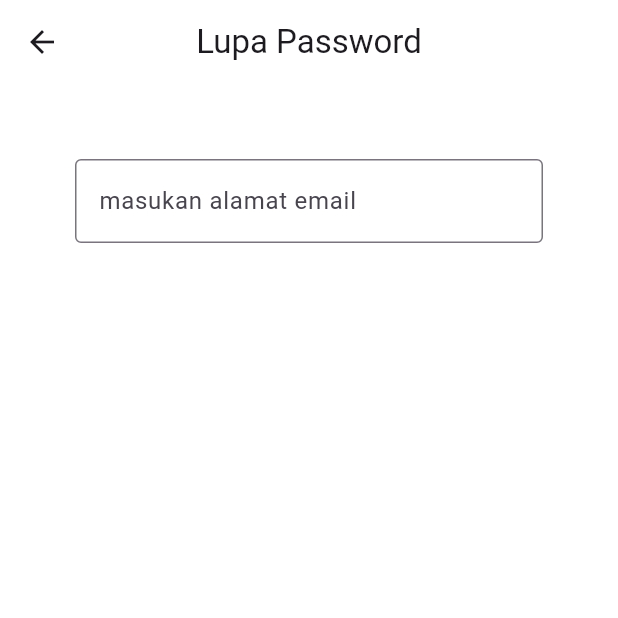
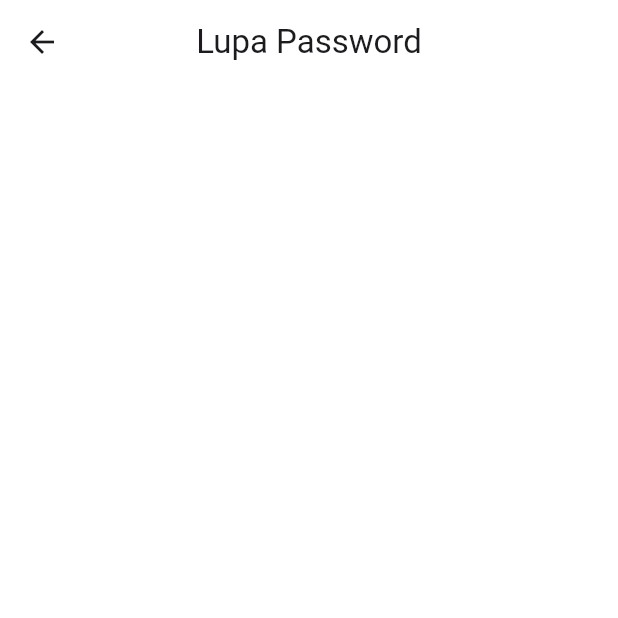
Before and after one commit to MuqtasidRoziq/dietapps-mobile, a Flutter app: the ForgotPassword screen opened by its route, on a phone screen of 412 x 824 dp, the top half of it. Run offline on Flutter 3.47's test engine with Material 3 defaults, Android fonts, the phone set to English and light mode, and no system bars; our stand-ins replace fl_chart.

Commit message:
change folder

```diff
--- a/lib/main.dart
+++ b/lib/main.dart
@@ -1,8 +1,8 @@
 import 'package:diet_apps/pages/all_article.dart';
-import 'package:diet_apps/pages/auth/forgot_password.dart';
+import 'package:diet_apps/pages/auth/forgot/input_email.dart';
 import 'package:diet_apps/pages/auth/login_page.dart';
 import 'package:diet_apps/pages/auth/register_page.dart';
-import 'package:diet_apps/pages/cekpostur.dart';
+import 'package:diet_apps/pages/scan/inputbmi.dart';
 import 'package:diet_apps/pages/chatbot.dart';
 import 'package:diet_apps/pages/details-article.dart';
 import 'package:diet_apps/pages/editprofile.dart';
@@ -33,7 +33,6 @@ class DietApps extends StatelessWidget {
         '/login' : (context) => LoginPage(),
         '/forgot-password' : (context) => ForgotPassword(),
         '/homepage' : (context) => Homepage(),
-        '/cek-postur' : (context) => CekPostur(),
         '/chatbot' : (context) => ChatBot(),
         '/artikel' : (context) => AllArticle(),
         '/riwayat' : (context) => History(),
--- /dev/null
+++ b/lib/pages/auth/forgot/input_email.dart
@@ -0,0 +1,18 @@
+import 'package:flutter/material.dart';
+
+class ForgotPassword extends StatelessWidget {
+  const ForgotPassword({super.key});
+
+  @override
+  Widget build(BuildContext context) {
+    return Scaffold(
+      backgroundColor: Colors.white,
+      appBar: AppBar(
+        title: Text("Lupa Password"),
+        backgroundColor: Colors.white,
+        centerTitle: true,
+      ),
+
+    );
+  }
+}
--- a/lib/pages/auth/forgot_password.dart
+++ /dev/null
@@ -1,37 +0,0 @@
-import 'package:flutter/material.dart';
-
-class ForgotPassword extends StatelessWidget {
-  const ForgotPassword({super.key});
-
-  @override
-  Widget build(BuildContext context) {
-    return Scaffold(
-      backgroundColor: Colors.white,
-      appBar: AppBar(
-        title: Text("Lupa Password"),
-        backgroundColor: Colors.white,
-        centerTitle: true,
-      ),
-      body: Center(
-        child: Column(
-          children: [
-            Container(
-              padding: EdgeInsets.all(50),
-              child: Column(
-                children: [
-                  TextField(
-                    decoration: InputDecoration(
-                      border: OutlineInputBorder(),
-                      hintText: "masukan alamat email"
-
-                    ),
-                  )
-                ],
-              ),
-            )
-          ],
-        ),
-      ),
-    );
-  }
-}
--- a/lib/pages/auth/login_page.dart
+++ b/lib/pages/auth/login_page.dart
@@ -57,7 +57,9 @@ class _LoginPageState extends State<LoginPage> {
   Widget build(BuildContext context) {
     return Scaffold(
       backgroundColor: Colors.white,
-      appBar: AppBar(),
+      appBar: AppBar(
+        backgroundColor: Colors.white,
+      ),
       body: Padding(
         padding: const EdgeInsets.all(30),
         child: Column(
--- a/lib/pages/auth/register_page.dart
+++ b/lib/pages/auth/register_page.dart
@@ -66,7 +66,9 @@ class _RegisterPageState extends State<RegisterPage> {
   Widget build(BuildContext context) {
     return Scaffold(
       backgroundColor: Colors.white,
-      appBar: AppBar(),
+      appBar: AppBar(
+        backgroundColor: Colors.white,
+      ),
       body: Padding(
         padding: const EdgeInsets.all(30),
         child: Column(
--- a/lib/pages/homepage.dart
+++ b/lib/pages/homepage.dart
@@ -2,8 +2,9 @@ import 'package:diet_apps/components/article.dart';
 import 'package:diet_apps/components/card_iklan.dart';
 import 'package:diet_apps/components/menu_button.dart';
 import 'package:diet_apps/components/search.dart';
-import 'package:flutter/material.dart';
 import 'package:diet_apps/components/buttom_navigation.dart';
+import 'package:diet_apps/components/alert-notif.dart';
+import 'package:flutter/material.dart' hide Notification;
 
 class Homepage extends StatefulWidget {
   const Homepage({super.key});
@@ -69,7 +70,7 @@ class _HomepageState extends State<Homepage> {
                 icon: Icons.camera_alt,
                 color: Colors.blueAccent,
                 onPressed: () {
-                  Navigator.pushNamed(context, '/cek-postur');
+                  Notification(context, "Peringatan!", "Pastikan postur tubuh anda terlihat secara penuh dan jelas pada kamera sebelum melanjutkan.", '/opencamera');
                 },
               ),
               MenuButton(
```
Also changed, not shown: lib/components/alert-notif.dart (+16 -5 lines), lib/pages/cekpostur.dart (deleted, +0 -63 lines), lib/pages/scan/inputbmi.dart (added).
